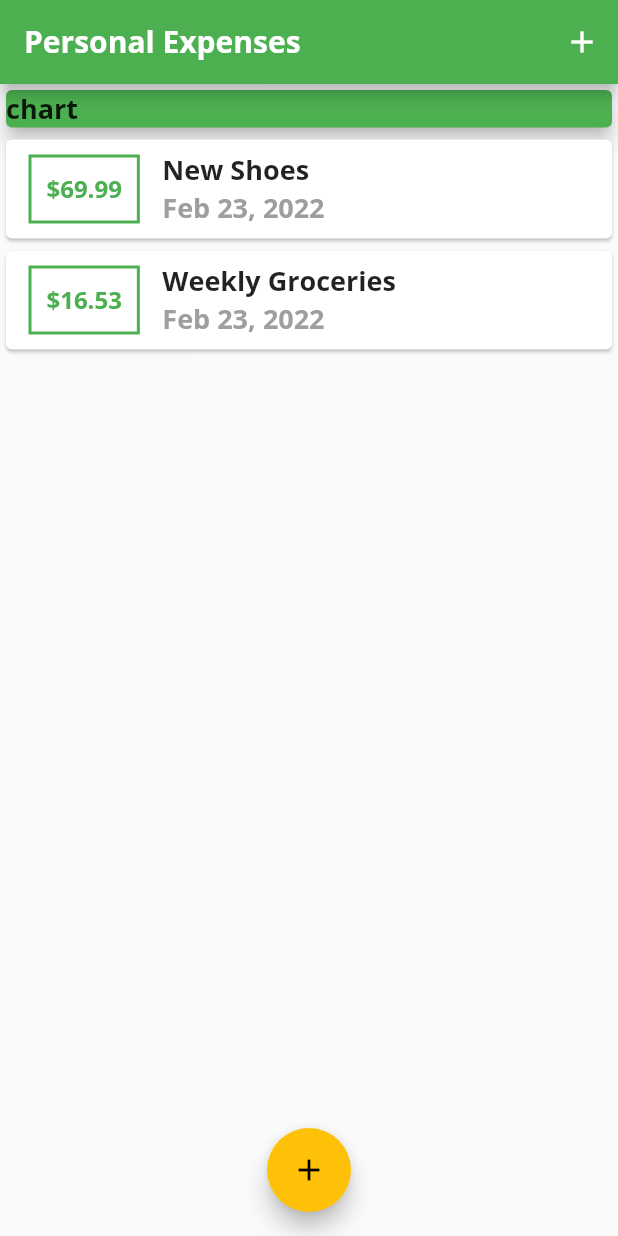
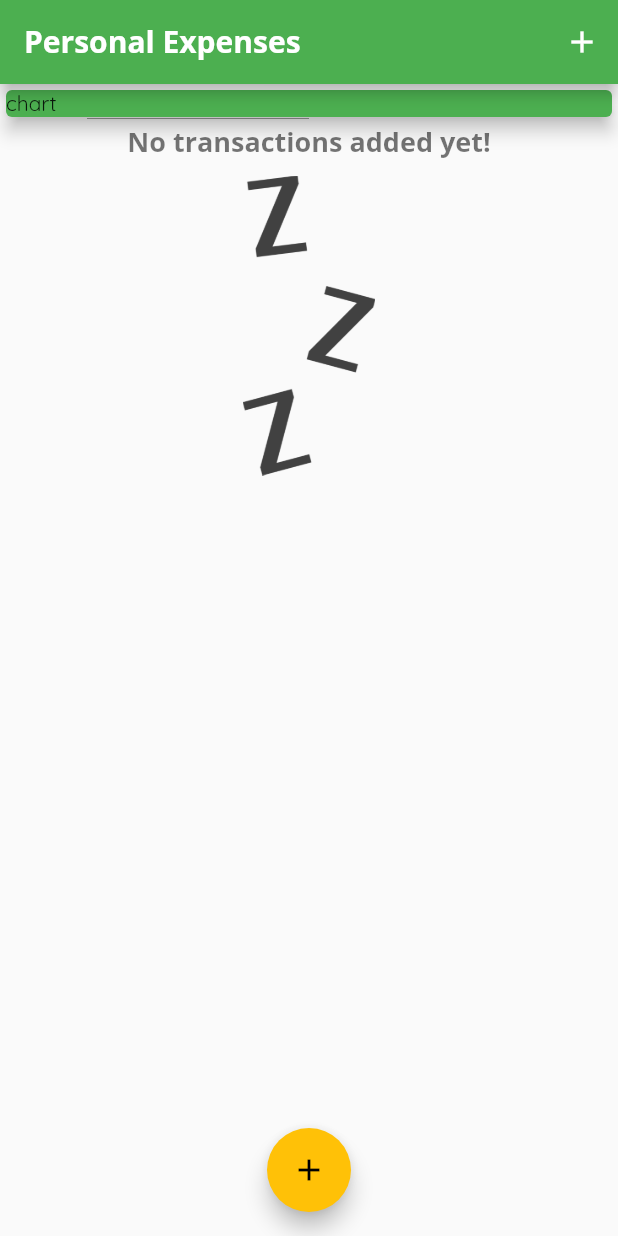
Before and after one commit to lunaticSKE12/flutter-expenses-app, a Flutter app: the screen it shows after launch, on a phone screen of 412 x 824 dp. Run offline on Flutter 3.47's test engine with Material 2 defaults, Android fonts, the phone set to English and light mode, and no system bars.

```diff
--- a/lib/main.dart
+++ b/lib/main.dart
@@ -22,7 +22,7 @@ class MyApp extends StatelessWidget {
         accentColor: Colors.amber,
         fontFamily: 'Quicksand',
         textTheme: TextTheme(
-          bodyText2: TextStyle(
+          headline1: TextStyle(
               fontFamily: 'OpenSans',
               fontSize: 18,
               fontWeight: FontWeight.bold),
@@ -50,18 +50,18 @@ class _MyHomePageState extends State<MyHomePage> {
   final amountController = TextEditingController();
 
   final List<Transaction> _userTransactions = [
-    Transaction(
-      id: 't1',
-      title: 'New Shoes',
-      amount: 69.99,
-      date: DateTime.now(),
-    ),
-    Transaction(
-      id: 't2',
-      title: 'Weekly Groceries',
-      amount: 16.53,
-      date: DateTime.now(),
-    ),
+    // Transaction(
+    //   id: 't1',
+    //   title: 'New Shoes',
+    //   amount: 69.99,
+    //   date: DateTime.now(),
+    // ),
+    // Transaction(
+    //   id: 't2',
+    //   title: 'Weekly Groceries',
+    //   amount: 16.53,
+    //   date: DateTime.now(),
+    // ),
   ];
 
   void _addNewTransaction(String txTitle, double txAmount) {
--- a/lib/widgets/transaction_list.dart
+++ b/lib/widgets/transaction_list.dart
@@ -12,12 +12,32 @@ class TransactionList extends StatelessWidget {
   Widget build(BuildContext context) {
     return Container(
       height: 300,
-      child: ListView.builder(
+      child: transactions.isEmpty
+          ? Column(
+              children: <Widget>[
+                Text(
+                  'No transactions added yet!',
+                  style: Theme.of(context).textTheme.headline1,
+                ),
+                SizedBox(
+                  height: 10,
+                ),
+                Container(
+                  height: 200,
+                  child: Image.asset(
+                    'assets/images/waiting.png',
+                    fit: BoxFit.cover,
+                  ),
+                ),
+              ],
+            )
+          : ListView.builder(
               itemBuilder: (ctx, index) {
                 return Card(
                   child: Row(children: <Widget>[
                     Container(
-                margin: EdgeInsets.symmetric(vertical: 10, horizontal: 15),
+                      margin:
+                          EdgeInsets.symmetric(vertical: 10, horizontal: 15),
                       decoration: BoxDecoration(
                           border: Border.all(
                               color: Theme.of(context).primaryColor, width: 2)),
--- a/pubspec.yaml
+++ b/pubspec.yaml
@@ -57,8 +57,8 @@ flutter:
   uses-material-design: true
 
   # To add assets to your application, add an assets section, like this:
-  # assets:
-  #   - images/a_dot_burr.jpeg
+  assets:
+    - assets/images/waiting.png
   #   - images/a_dot_ham.jpeg
 
   # An image asset can refer to one or more resolution-specific "variants", see
```
Also changed, not shown: assets/images/waiting.png (added). Lines whose indentation alone changed are shown as unchanged.
